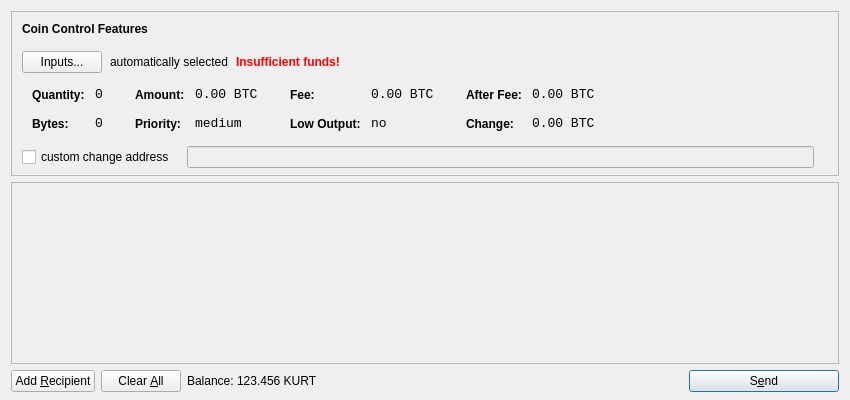
Above: src/qt/forms/sendcoinsdialog.ui from kurrentproject/Kurrent before the change. Below: the same form after it.
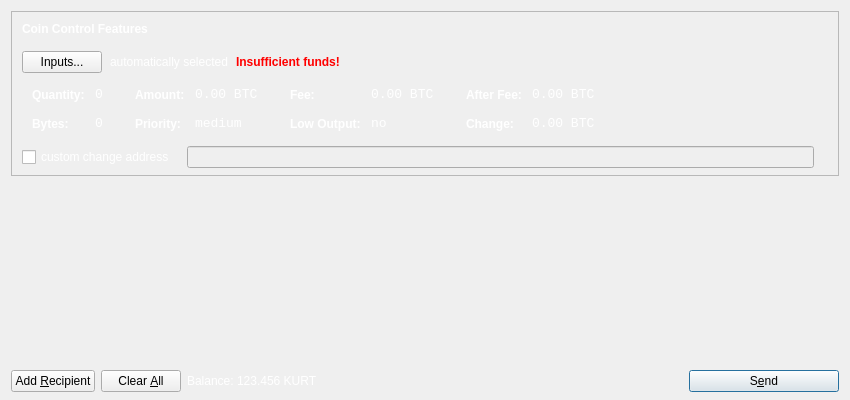
That is the form after the change. Icons and pictures are not drawn.

Patch:
```diff
--- a/src/qt/forms/sendcoinsdialog.ui
+++ b/src/qt/forms/sendcoinsdialog.ui
@@ -31,6 +31,9 @@
        <height>16777215</height>
       </size>
      </property>
+     <property name="styleSheet">
+      <string notr="true"/>
+     </property>
      <property name="frameShape">
       <enum>QFrame::StyledPanel</enum>
      </property>
@@ -84,7 +87,8 @@
              </font>
             </property>
             <property name="styleSheet">
-             <string notr="true">font-weight:bold;</string>
+             <string notr="true">font-weight:bold;
+color: rgb(255, 255, 255);</string>
             </property>
             <property name="text">
              <string>Coin Control Features</string>
@@ -113,6 +117,9 @@
           </item>
           <item>
            <widget class="QLabel" name="labelCoinControlAutomaticallySelected">
+            <property name="styleSheet">
+             <string notr="true">color: rgb(255, 255, 255);</string>
+            </property>
             <property name="text">
              <string>automatically selected</string>
             </property>
@@ -170,7 +177,7 @@
            </size>
           </property>
           <property name="styleSheet">
-           <string notr="true"/>
+           <string notr="true">color: rgb(255, 255, 255);</string>
           </property>
           <layout class="QHBoxLayout" name="horizontalLayoutCoinControl5">
            <property name="leftMargin">
@@ -564,6 +571,9 @@
           </property>
           <item>
            <widget class="QCheckBox" name="checkBoxCoinControlChange">
+            <property name="styleSheet">
+             <string notr="true">color: rgb(255, 255, 255);</string>
+            </property>
             <property name="text">
              <string>custom change address</string>
             </property>
@@ -626,6 +636,9 @@
    </item>
    <item>
     <widget class="QScrollArea" name="scrollArea">
+     <property name="styleSheet">
+      <string notr="true">background-color: transparent;</string>
+     </property>
      <property name="widgetResizable">
       <bool>true</bool>
      </property>
@@ -727,6 +740,9 @@
        </property>
        <item>
         <widget class="QLabel" name="label">
+         <property name="styleSheet">
+          <string notr="true">color: rgb(255, 255, 255);</string>
+         </property>
          <property name="text">
           <string>Balance:</string>
          </property>
@@ -737,6 +753,9 @@
          <property name="cursor">
           <cursorShape>IBeamCursor</cursorShape>
          </property>
+         <property name="styleSheet">
+          <string notr="true">color: rgb(255, 255, 255);</string>
+         </property>
          <property name="text">
           <string>123.456 KURT</string>
          </property>
```
Left out of the diff: 27 changed lines with no effect on the pictures.
